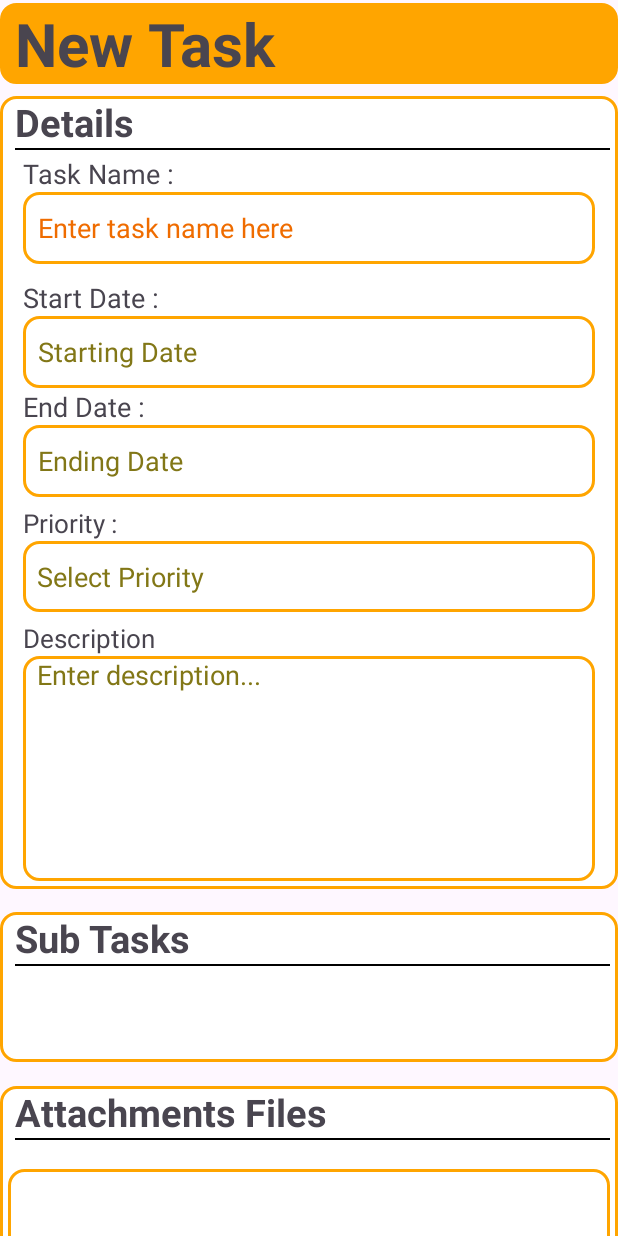
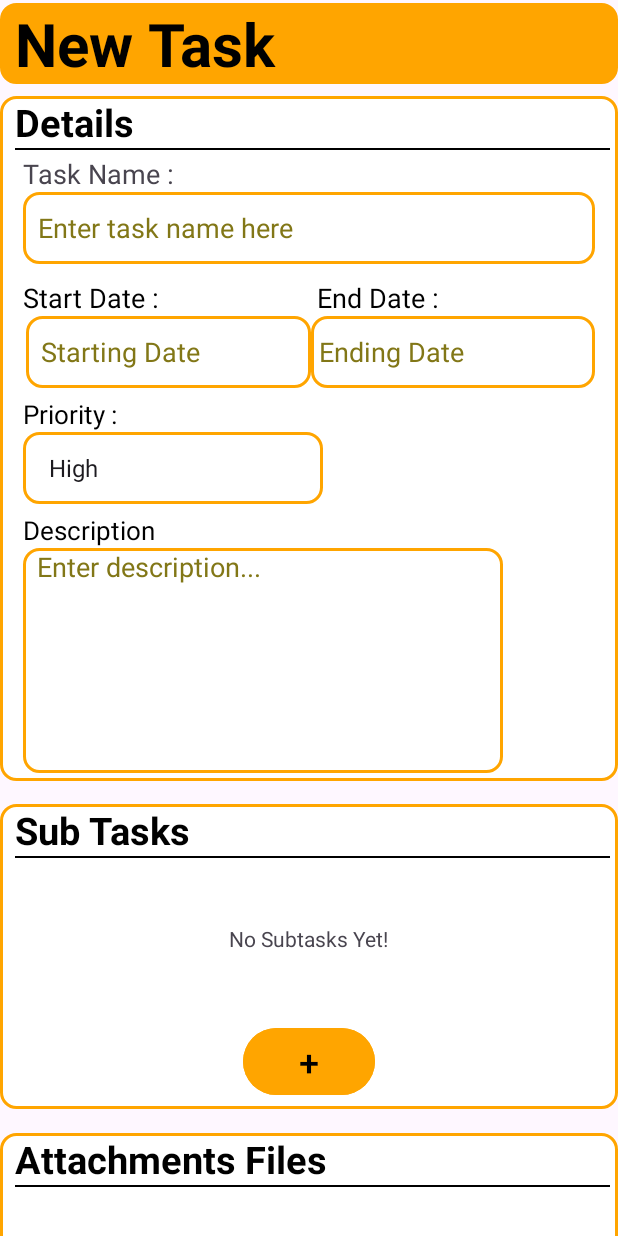
Before and after one commit to ssenyonjoalvin/Mobile_application, an Android app built with Jetpack Compose: the screen it shows after launch (MainActivity before the commit, NewTaskMainActivity after it), on a phone screen of 412 x 824 dp. Run offline under Robolectric (Android 15) with nearby library versions, the phone set to English and light mode, and no system bars.

Commit message:
Final stages of create new tash page

```diff
--- a/TaskManagementProject/app/src/main/java/com/example/taskmanagementproject/MainActivity.kt
+++ b/TaskManagementProject/app/src/main/java/com/example/taskmanagementproject/NewTaskMainActivity.kt
@@ -1,20 +1,33 @@
 package com.example.taskmanagementproject
 
+import android.graphics.Color
 import android.os.Bundle
+import android.widget.ArrayAdapter
+import android.widget.Spinner
 import androidx.activity.enableEdgeToEdge
 import androidx.appcompat.app.AppCompatActivity
 import androidx.core.view.ViewCompat
 import androidx.core.view.WindowInsetsCompat
-
-class MainActivity : AppCompatActivity() {
+lateinit var spinnerPriority :Spinner
+class NewTaskMainActivity : AppCompatActivity() {
     override fun onCreate(savedInstanceState: Bundle?) {
         super.onCreate(savedInstanceState)
         enableEdgeToEdge()
-        setContentView(R.layout.activity_main)
+        setContentView(R.layout.new_task_activity_main)
         ViewCompat.setOnApplyWindowInsetsListener(findViewById(R.id.main)) { v, insets ->
             val systemBars = insets.getInsets(WindowInsetsCompat.Type.systemBars())
             v.setPadding(systemBars.left, systemBars.top, systemBars.right, systemBars.bottom)
             insets
         }
+        spinnerPriority = findViewById(R.id.spinner_priority)
+
+        val adapter = ArrayAdapter.createFromResource(
+            this,
+            R.array.priorities,
+            android.R.layout.simple_spinner_item
+        )
+        adapter.setDropDownViewResource(android.R.layout.simple_spinner_dropdown_item)
+        spinnerPriority.adapter = adapter
+//        spinnerPriority.setBackgroundColor(Color.WHITE)
     }
 }
--- a/TaskManagementProject/app/src/main/res/layout/activity_main.xml
+++ b/TaskManagementProject/app/src/main/res/layout/new_task_activity_main.xml
@@ -6,8 +6,8 @@
     android:id="@+id/main"
     android:layout_width="match_parent"
     android:layout_height="match_parent"
-    tools:context=".MainActivity"
-    android:padding="2dp"
+    tools:context=".NewTaskMainActivity"
+    android:padding="10dp"
     >
     <ScrollView
         android:layout_width="match_parent"
@@ -35,6 +35,7 @@
                     android:layout_marginStart="10dp"
                     android:text="@string/add_new_task"
                     android:textSize="40sp"
+                    android:textColor="@color/black"
                     android:textStyle="bold" />
             </LinearLayout>
 
@@ -57,6 +58,7 @@
                     android:layout_height="wrap_content"
                     android:layout_marginStart="10dp"
                     android:text="@string/details_section"
+                    android:textColor="@color/black"
                     android:textSize="25sp"
                     android:textStyle="bold" />
 
@@ -91,7 +93,7 @@
                         android:minHeight="48dp"
                         android:paddingStart="10dp"
                         android:paddingEnd="0dp"
-                        android:textColorHint="#EF6C00" />
+                        android:textColorHint="#827717"  />
                     <!-- Start Date & End Date Section -->
                     <LinearLayout
                         android:layout_width="match_parent"
@@ -99,111 +101,147 @@
                         android:orientation="vertical"
                         android:layout_marginTop="10dp"
                         android:baselineAligned="false">
-                        <!-- Start Date -->
-                        <LinearLayout
+
+                        <GridLayout
                             android:layout_width="match_parent"
                             android:layout_height="wrap_content"
-                            android:layout_weight="1"
-                            android:orientation="vertical">
+                            android:columnCount="2"
+                            android:columnOrderPreserved="true">
+
                             <TextView
                                 android:id="@+id/label_start_date"
-                                android:layout_width="wrap_content"
+                                android:layout_width="0dp"
                                 android:layout_height="wrap_content"
+                                android:layout_columnWeight="1"
+                                android:layout_columnSpan="1"
                                 android:text="@string/start_date"
-                                android:textSize="18sp" />
+                                android:textColor="@color/black"
+                                android:textSize="18sp"
+                                android:paddingStart="0dp"
+                                android:paddingEnd="5dp"/>
+
+                            <TextView
+                                android:id="@+id/label_end_date"
+                                android:layout_width="0dp"
+                                android:layout_height="wrap_content"
+                                android:layout_columnWeight="1"
+                                android:layout_columnSpan="1"
+                                android:text="@string/end_date"
+                                android:textSize="18sp"
+                                android:paddingEnd="0dp"
+                                android:textColor="@color/black"
+                                android:paddingStart="5dp"/>
+
+                        </GridLayout>
+
+                        <GridLayout
+                            android:layout_width="match_parent"
+                            android:layout_height="wrap_content"
+                            android:columnCount="2"
+                            android:columnOrderPreserved="true">
+
                             <EditText
                                 android:id="@+id/edit_box_start_date"
-                                android:layout_width="match_parent"
+                                android:layout_width="0dp"
                                 android:layout_height="wrap_content"
+                                android:layout_columnWeight="1"
+                                android:layout_columnSpan="1"
                                 android:background="@drawable/activity_content_border_radius"
                                 android:hint="@string/starting_date"
                                 android:inputType="date"
                                 android:minHeight="48dp"
                                 android:paddingStart="10dp"
-                                android:paddingEnd="0dp"
+                                android:layout_marginStart="2dp"
+                                android:paddingEnd="5dp"
                                 android:textColorHint="#827717"
                                 android:autofillHints="" />
-                        </LinearLayout>
-                        <!-- End Date -->
-                        <LinearLayout
-                            android:layout_width="match_parent"
-                            android:layout_height="wrap_content"
-                            android:layout_weight="1"
-                            android:orientation="vertical">
-                            <TextView
-                                android:id="@+id/label_end_date"
-                                android:layout_width="wrap_content"
-                                android:layout_height="wrap_content"
-                                android:text="@string/end_date"
-                                android:textSize="18sp" />
 
                             <EditText
                                 android:id="@+id/edit_box_end_date"
-                                android:layout_width="match_parent"
+                                android:layout_width="0dp"
                                 android:layout_height="wrap_content"
+                                android:layout_columnWeight="1"
+                                android:layout_columnSpan="1"
+                                android:autofillHints=""
                                 android:background="@drawable/activity_content_border_radius"
                                 android:hint="@string/ending_date"
                                 android:inputType="date"
                                 android:minHeight="48dp"
-                                android:paddingStart="10dp"
-                                android:paddingEnd="0dp"
-                                android:textColorHint="#827717"
-                                android:autofillHints="" />
+                                android:paddingStart="5dp"
+                                android:paddingEnd="10dp"
+                                android:textColorHint="#827717" />
 
+                        </GridLayout>
+                        <LinearLayout
+                            android:layout_width="match_parent"
+                            android:layout_height="0dp"
+                            android:layout_weight="1"
+                            android:orientation="vertical">
 
                             <LinearLayout
                                 android:layout_width="match_parent"
                                 android:layout_height="wrap_content"
                                 android:layout_weight="1"
-                                android:orientation="vertical">
+                                android:orientation="vertical"
+                                tools:ignore="NestedWeights">
+
                                 <TextView
                                     android:id="@+id/priority"
                                     android:layout_width="wrap_content"
                                     android:layout_height="wrap_content"
                                     android:text="@string/priority"
                                     android:layout_marginTop="5dp"
+                                    android:textColor="@color/black"
                                     android:textSize="17sp" />
-                                <EditText
-                                    android:id="@+id/edit_text_priority"
-                                    android:layout_width="match_parent"
+
+                                <Spinner
+                                    android:id="@+id/spinner_priority"
+                                    android:layout_width="200dp"
                                     android:layout_height="wrap_content"
+                                    android:spinnerMode="dropdown"
                                     android:background="@drawable/activity_content_border_radius"
-                                    android:hint="@string/select_priority"
-                                    android:inputType="text"
-                                    android:minHeight="47dp"
+                                    android:prompt="@string/select_priority"
+                                    android:minHeight="48dp"
                                     android:paddingStart="9dp"
                                     android:paddingEnd="-1dp"
-                                    android:textColorHint="#827716"
-                                    android:autofillHints="" />
+                                    android:textColorHint="#827717"
+                                    android:dropDownVerticalOffset="48dp"
+                                    android:theme="@style/SpinnerDropDownStyle" />
+
 
                             </LinearLayout>
 
-                            <LinearLayout
+
+                            <GridLayout
                                 android:layout_width="match_parent"
                                 android:layout_height="wrap_content"
                                 android:layout_weight="1"
                                 android:orientation="vertical">
 
                                 <TextView
+                                    android:textColor="@color/black"
                                     android:layout_width="match_parent"
                                     android:layout_height="wrap_content"
-                                    android:text="Description"
+                                    android:text="@string/description"
                                     android:textSize="17sp"
                                     android:paddingTop="5dp" />
+
                                 <EditText
                                     android:id="@+id/task_description"
-                                    android:layout_width="match_parent"
+                                    android:layout_width="320dp"
                                     android:layout_height="150dp"
+                                    android:autofillHints=""
                                     android:background="@drawable/activity_content_border_radius"
-                                    android:hint="Enter description..."
+                                    android:gravity="left"
+                                    android:hint="@string/enter_description"
                                     android:inputType="text"
                                     android:minHeight="47dp"
                                     android:paddingStart="9dp"
                                     android:paddingEnd="-1dp"
-                                    android:gravity="left"
-                                    android:textColorHint="#827716"
-                                    android:autofillHints="" />
-                            </LinearLayout>
+                                    android:textColor="@color/black"
+                                    android:textColorHint="#827717"
+                                    tools:ignore="RtlHardcoded" />
+                            </GridLayout>
                         </LinearLayout>
                     </LinearLayout>
                 </LinearLayout>
@@ -211,7 +249,7 @@
         <LinearLayout
             android:id="@+id/linearLayout4"
             android:layout_width="match_parent"
-            android:layout_height="100dp"
+            android:layout_height="wrap_content"
             android:layout_marginBottom="8dp"
             android:background="@drawable/activity_content_border_radius"
             android:orientation="vertical"
@@ -225,6 +263,7 @@
                 android:layout_marginStart="10dp"
                 android:text="@string/sub_tasks"
                 android:textSize="25sp"
+                android:textColor="@color/black"
                 android:textStyle="bold" />
 
             <View
@@ -234,6 +273,32 @@
                 android:layout_marginEnd="5dp"
                 android:layout_marginBottom="4dp"
                 android:background="@color/black" />
+            <LinearLayout
+                android:layout_width="match_parent"
+                android:layout_height="100dp"
+                android:gravity="center">
+                <TextView
+                    android:layout_width="wrap_content"
+                    android:layout_height="wrap_content"
+                    android:text="@string/no_subtasks_yet"/>
+            </LinearLayout>
+
+            <LinearLayout
+                android:layout_width="match_parent"
+                android:layout_height="wrap_content"
+                android:orientation="horizontal"
+                android:gravity="center"
+
+                >
+                <Button
+                    android:layout_width="wrap_content"
+                    android:layout_height="wrap_content"
+                    android:layout_margin="5dp"
+                    android:backgroundTint="@color/orange"
+                    android:text="@string/add_file"
+                    android:textColor="@color/black"
+                    android:textSize="24sp" />
+            </LinearLayout>
 
         </LinearLayout>
         <LinearLayout
@@ -255,6 +320,7 @@
                 android:layout_marginStart="10dp"
                 android:text="@string/attachments_files"
                 android:textSize="25sp"
+                android:textColor="@color/black"
                 android:textStyle="bold" />
 
             <View
@@ -264,32 +330,32 @@
                 android:layout_marginEnd="5dp"
                 android:layout_marginBottom="4dp"
                 android:background="@color/black" />
+            <LinearLayout
+                android:layout_width="match_parent"
+                android:layout_height="100dp"
+                android:gravity="center"
+                android:padding="5dp">
+                <TextView
+                    android:layout_width="wrap_content"
+                    android:layout_height="wrap_content"
+                    android:text="@string/add_file_upload"/>
+            </LinearLayout>
 
             <LinearLayout
                 android:layout_width="match_parent"
                 android:layout_height="wrap_content"
                 android:orientation="horizontal"
                 android:gravity="center"
-                android:paddingTop="10dp"
-                android:paddingBottom="10dp">
-                <LinearLayout
-                    android:layout_width="match_parent"
-                    android:layout_height="100dp"
-                    android:orientation="vertical"
-                    android:background="@drawable/activity_content_border_radius"
-                    android:layout_margin="5dp"
-                    android:gravity="right|bottom">
 
-                    <Button
+            >
+                <Button
                         android:layout_width="wrap_content"
                         android:layout_height="wrap_content"
-                        android:text="@string/add_file"
-                        android:textSize="24dp"
-                        android:backgroundTint="#EABE6E"
-                        android:layout_margin="5dp"/>
-
-                </LinearLayout>
-
+                        android:layout_margin="5dp"
+                        android:backgroundTint="@color/orange"
+                        android:text="@string/upload_file"
+                        android:textColor="@color/black"
+                        android:textSize="16sp" />
             </LinearLayout>
             </LinearLayout>
             <LinearLayout
@@ -310,6 +376,7 @@
                     android:layout_marginStart="10dp"
                     android:text="@string/reminder_timelines"
                     android:textSize="25sp"
+                    android:textColor="@color/black"
                     android:textStyle="bold" />
 
                 <View
@@ -331,8 +398,9 @@
                                 android:layout_height="wrap_content"
                                 android:layout_marginStart="15dp"
                                 android:layout_marginEnd="15dp"
-                                android:text="Hours"
-                                android:textSize="25sp" />
+                                android:text="@string/hours"
+                                android:textSize="25sp"
+                                android:textColor="@color/black"/>
 
                         <EditText
                             android:id="@+id/timeline_in_hours"
@@ -341,8 +409,9 @@
                             android:layout_row="0"
                             android:layout_column="1"
                             android:autofillHints=""
+                            android:textColor="@color/black"
                             android:background="@drawable/activity_content_border_radius"
-                            android:hint="set timeline in hours"
+                            android:hint="@string/set_timeline_in_hours"
                             android:inputType="date"
                             android:minHeight="48dp"
                             android:paddingStart="10dp"
@@ -355,18 +424,22 @@
                             android:layout_height="wrap_content"
                             android:layout_marginStart="15dp"
                             android:layout_marginEnd="15dp"
-                            android:text="Days"
-                            android:textSize="25sp" />
+                            android:text="@string/days"
+                            android:textSize="25sp"
+                            android:textColor="@color/black"/>
 
                         <EditText
                             android:id="@+id/timeline_in_days"
                             android:layout_width="260dp"
                             android:layout_height="wrap_content"
-                            android:hint="set timeline in Days"
+                            android:hint="@string/set_timeline_in_days"
                             android:inputType="date"
+                            android:textColor="@color/black"
                             android:background="@drawable/activity_content_border_radius"
                             android:textColorHint="#827717"
                             android:minHeight="48dp"
+                            android:paddingEnd="0dp"
+                            android:autofillHints=""
                             android:paddingStart="10dp"/>
                     </GridLayout>
             </LinearLayout>
@@ -381,16 +454,16 @@
             app:layout_constraintHorizontal_bias="1.0"
             app:layout_constraintStart_toStartOf="parent"
             app:layout_constraintTop_toBottomOf="@+id/linearLayout3"
-            android:gravity="right">
+            android:gravity="end">
 
             <Button
                 android:layout_width="wrap_content"
                 android:layout_height="wrap_content"
-                android:text="Create"
+                android:text="@string/create_button"
                 android:backgroundTint="@color/orange"
-                android:textSize="20dp"
+                android:textSize="20sp"
                 android:textColor="@color/black"
-                android:layout_marginRight="10dp"/>
+                android:layout_marginEnd="10dp"/>
         </LinearLayout>
         </LinearLayout>
     </ScrollView>
--- a/TaskManagementProject/app/src/main/res/values/strings.xml
+++ b/TaskManagementProject/app/src/main/res/values/strings.xml
@@ -33,6 +33,17 @@
         <item>Discuss requirements</item>
         <item>Refactor code</item>
     </string-array>
+    <string-array name="priorities">
+        <item>High</item>
+        <item>Lower</item>
+        <item>Intermediate</item>
+    </string-array>
     <string name="title_activity_main2">MainActivity2</string>
+    <string name="set_timeline_in_days">set timeline in Days</string>
+    <string name="no_subtasks_yet">No Subtasks Yet!</string>
+    <string name="add_file_upload">Add file..</string>
+    <string name="set_timeline_in_hours">set timeline in hours</string>
+    <string name="create_button">Create</string>
+    <string name="upload_file">upload file</string>
 
 </resources>
--- /dev/null
+++ b/TaskManagementProject/app/src/main/res/values/styles.xml
@@ -0,0 +1,8 @@
+<?xml version="1.0" encoding="utf-8"?>
+<resources>
+    <style name="SpinnerDropDownStyle" parent="Widget.AppCompat.DropDownItem.Spinner">
+        <item name="android:background">@color/black</item>
+    </style>
+
+
+</resources>
--- a/TaskManagementProject/gradle/libs.versions.toml
+++ b/TaskManagementProject/gradle/libs.versions.toml
@@ -1,5 +1,5 @@
 [versions]
-agp = "8.3.0"
+agp = "8.3.1"
 kotlin = "1.9.0"
 coreKtx = "1.12.0"
 junit = "4.13.2"
```
Also changed, not shown: TaskManagementProject/app/src/main/AndroidManifest.xml (+3 -6 lines).
